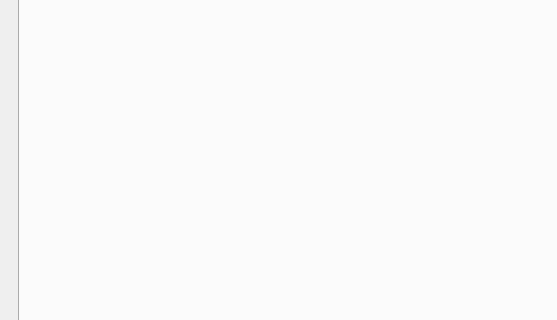
Old version of the form meteo2/mainwindow.ui in the repository novikovka/meteorological-complex; both pictures show x 0 to 557 and y 238 to 558 of the 1104 by 765 pixel window.
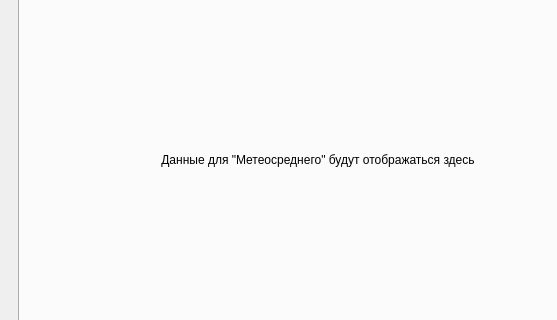
New version of the form. The open tabs and pages were chosen to show the change.

The edit to the form file:
```diff
--- a/meteo2/mainwindow.ui
+++ b/meteo2/mainwindow.ui
@@ -623,8 +623,46 @@
              <attribute name="title">
               <string>&quot;Метеосредний&quot;</string>
              </attribute>
-            </widget>
-           </widget>
+             <layout class="QHBoxLayout" name="horizontalLayoutMainTab2">
+              <item>
+               <spacer name="horizontalSpacerTab2Left">
+                <property name="orientation">
+                 <enum>Qt::Orientation::Horizontal</enum>
+                </property>
+                <property name="sizeHint" stdset="0">
+                 <size>
+                  <width>40</width>
+                  <height>20</height>
+                 </size>
+                </property>
+               </spacer>
+              </item>
+              <item>
+               <widget class="QLabel" name="labelPlaceholderTab2">
+                <property name="text">
+                 <string>Данные для &quot;Метеосреднего&quot; будут отображаться здесь</string>
+                </property>
+                <property name="alignment">
+                 <set>Qt::AlignmentFlag::AlignCenter</set>
+                </property>
+               </widget>
+              </item>
+              <item>
+               <spacer name="horizontalSpacerTab2Right">
+                <property name="orientation">
+                 <enum>Qt::Orientation::Horizontal</enum>
+                </property>
+                <property name="sizeHint" stdset="0">
+                 <size>
+                  <width>40</width>
+                  <height>20</height>
+                 </size>
+                </property>
+               </spacer>
+              </item>
+             </layout>
+            </widget>
+           </widget>
           </item>
           <item>
            <widget class="QTextBrowser" name="textBrowser_2"/>
```
Left out of the diff: 29 changed lines with no effect on the pictures. Lines whose indentation alone changed are shown as unchanged.
